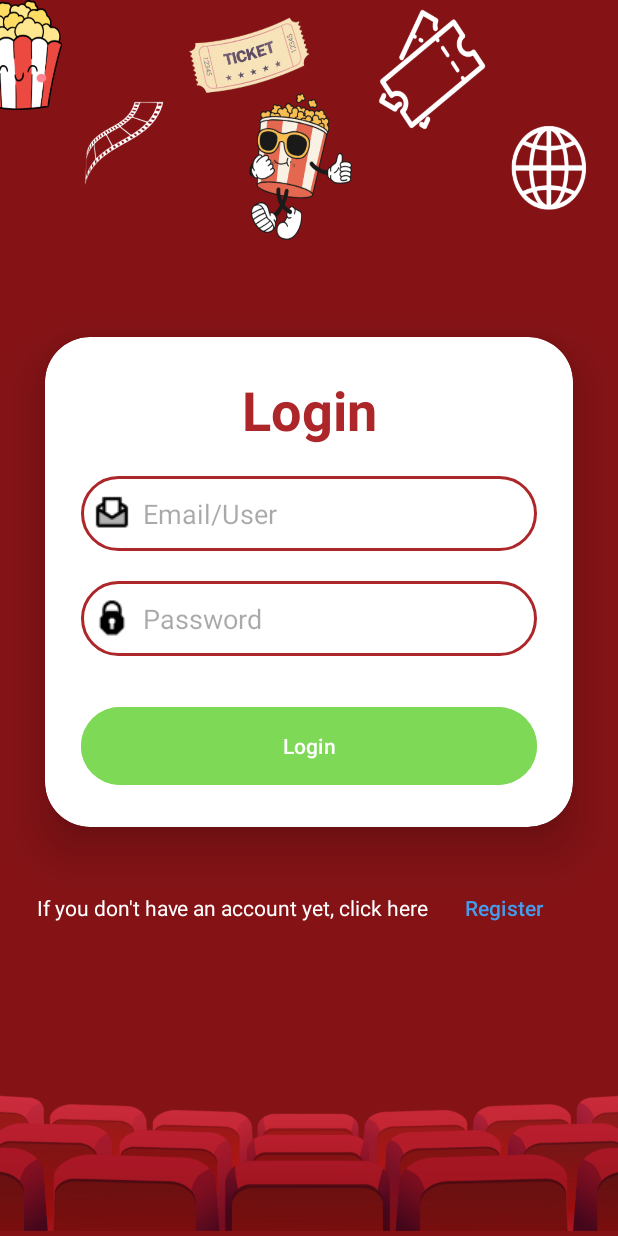
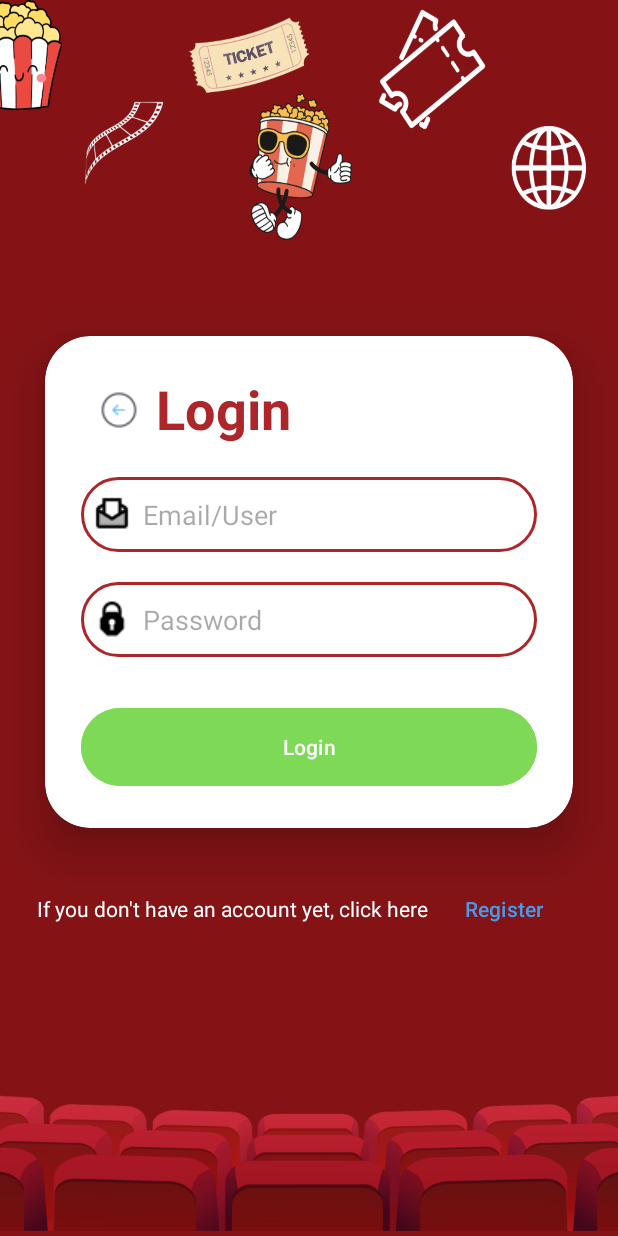
Before and after one commit to KTPx4/Ticket_System, an Android app: the screen it shows after launch (LoginActivity), after a tap on "I AM A USER", on a phone screen of 412 x 824 dp. Run offline under Robolectric (Android 15) with nearby library versions, the phone set to English and light mode, and no system bars.

Commit message:
Update UI v0.1

```diff
--- a/client/app/src/main/java/com/example/ticketbooking/MainActivity.java
+++ b/client/app/src/main/java/com/example/ticketbooking/MainActivity.java
@@ -27,7 +27,10 @@ public class MainActivity extends AppCompatActivity {
         localStorageManager = new LocalStorageManager(this);
 
         // Lấy token từ Intent
-        String token = getIntent().getStringExtra("login-token");
+//        String token = getIntent().getStringExtra("login-token");
+
+        String token = localStorageManager.getLoginToken();
+
         TextView tokenView = findViewById(R.id.token_view);
         tokenView.setText("Token của bạn: " + token);
 
--- a/client/app/src/main/res/layout/activity_intro.xml
+++ b/client/app/src/main/res/layout/activity_intro.xml
@@ -62,7 +62,7 @@
             android:gravity="center"
             android:text="An application that helps you easily and quickly purchase tickets for events or concerts!"
             android:textColor="@color/white"
-            android:textSize="10dp" />
+            android:textSize="13dp" />
 
         <androidx.appcompat.widget.AppCompatButton
             android:id="@+id/user"
--- a/client/app/src/main/res/layout/activity_login.xml
+++ b/client/app/src/main/res/layout/activity_login.xml
@@ -22,14 +22,30 @@
             android:orientation="vertical"
             android:layout_gravity="center_horizontal"
             android:padding="24dp">
-            <TextView
+            <LinearLayout
                 android:layout_width="match_parent"
                 android:layout_height="wrap_content"
-                android:text="Login"
-                android:textSize="36dp"
-                android:textColor="@color/red"
-                android:textAlignment="center"
-                android:textStyle="bold"/>
+                android:orientation="horizontal"
+
+                >
+                <ImageButton
+                    android:id="@+id/back_button"
+                    android:layout_width="50dp"
+                    android:layout_height="50dp"
+                    android:src="@drawable/back"
+                    android:background="?android:attr/selectableItemBackgroundBorderless"
+                    android:layout_alignParentLeft="true"
+                    android:layout_alignParentTop="true"/>
+                <TextView
+                    android:id="@+id/txtLogin"
+                    android:layout_width="wrap_content"
+                    android:layout_height="wrap_content"
+                    android:text="Login"
+                    android:textSize="36dp"
+                    android:textColor="@color/red"
+                    android:textAlignment="textStart"
+                    android:textStyle="bold"/>
+            </LinearLayout>
             <EditText
                 android:id="@+id/login_email"
                 android:layout_width="match_parent"
@@ -62,6 +78,8 @@
 
     </androidx.cardview.widget.CardView>
     <LinearLayout
+
+        android:id="@+id/login_layout_resigter"
         android:layout_width="match_parent"
         android:layout_height="wrap_content"
         android:orientation="horizontal"
```
Also changed, not shown: client/app/src/main/java/com/example/ticketbooking/LoginActivity.java (+80 -5 lines), client/app/src/main/java/com/example/ticketbooking/RegisterActivity.java (+18 -7 lines), client/app/src/main/java/services/AccountService.java (+22 -7 lines).
